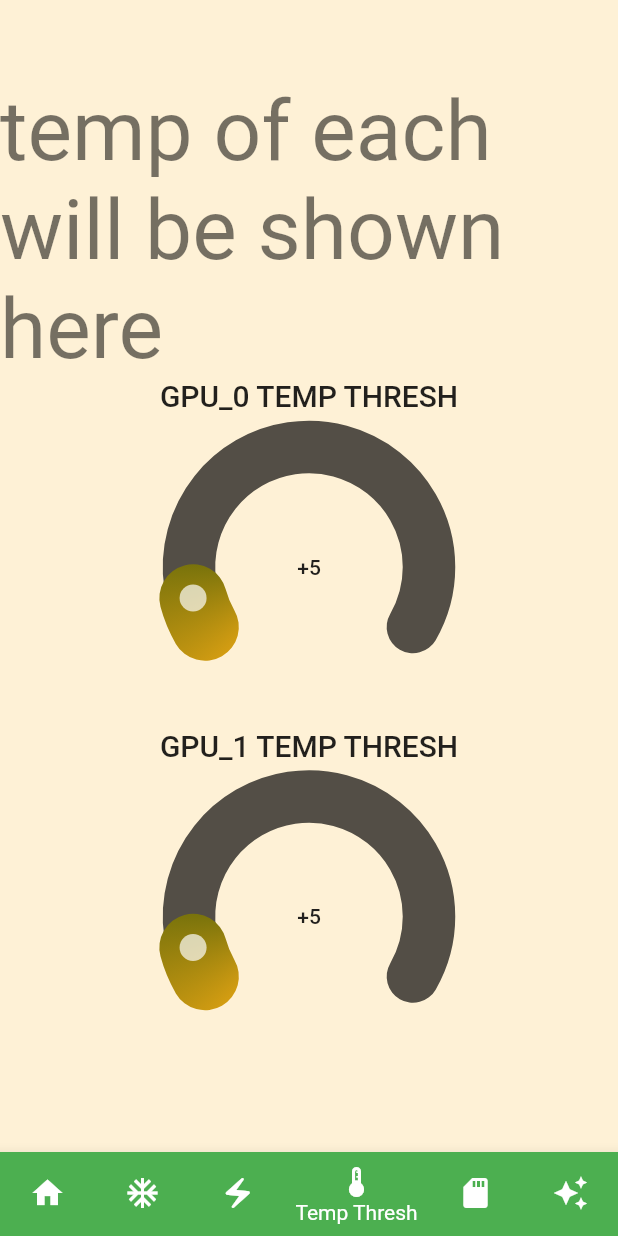
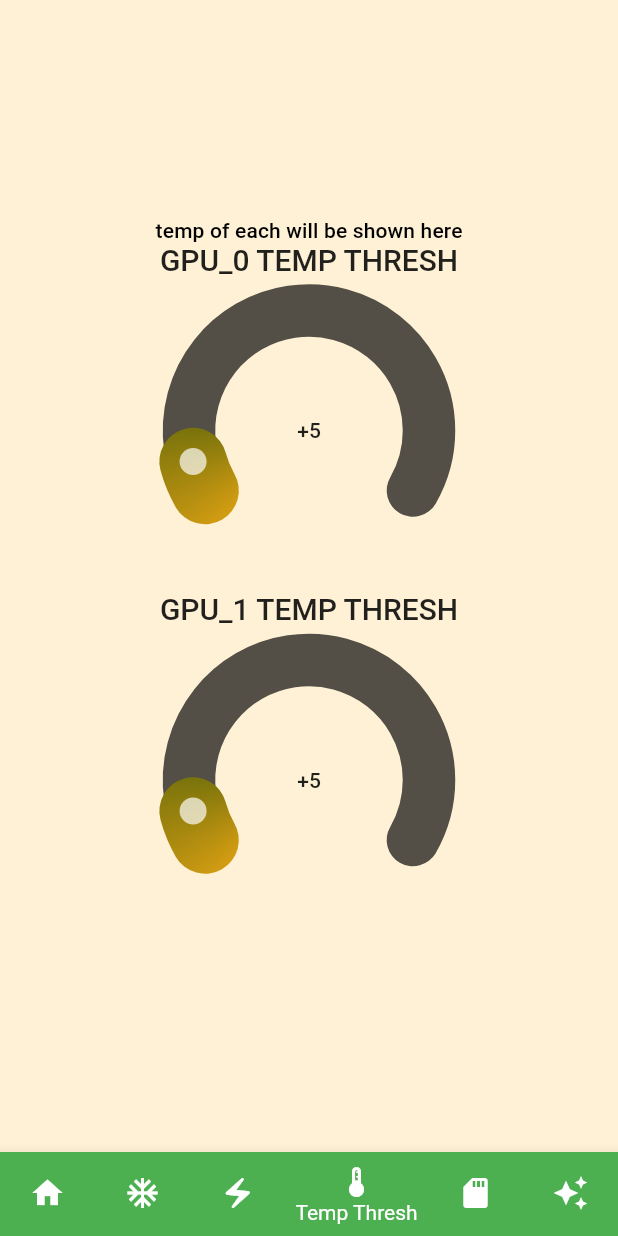
Before and after one commit to Tknott95/Aisling, a Flutter app: the screen it shows after launch, item 4 of the bottom bar chosen, on a phone screen of 412 x 824 dp. Run offline on Flutter 3.47's test engine with Material 2 defaults, Android fonts, the phone set to English and light mode, and no system bars; drawn by our look-alikes of sleek_circular_slider; our stand-ins replace flutter_spinkit, go_router; network calls fail.

```diff
--- a/aisling/lib/main.dart
+++ b/aisling/lib/main.dart
@@ -152,6 +152,10 @@ class MyApp extends StatelessWidget {
         // Notice that the counter didn't reset back to zero; the application
         // is not restarted.
         primarySwatch: Colors.blue,
+        // textTheme: Theme.of(context).textTheme.apply(
+        //   bodyColor: Colors.white,
+        //   displayColor: Colors.white
+        // ),
       ),
       // home: HomeScreen(title: 'the mobile mining ctrl'),
     );
--- a/aisling/lib/screens/temp_thresh/temp_thresh.screen.dart
+++ b/aisling/lib/screens/temp_thresh/temp_thresh.screen.dart
@@ -14,7 +14,7 @@ class TempThreshScreen extends StatelessWidget {
           children: [
             Text(
               'temp of each will be shown here',
-              style: Theme.of(context).textTheme.headline2
+              style: Theme.of(context).textTheme.titleSmall
             ),
             SliderWidgetTempThresh(gpuIndex: 0),
             SizedBox(height: 5),
--- a/aisling/lib/widgets/fans/fans.widget.dart
+++ b/aisling/lib/widgets/fans/fans.widget.dart
@@ -61,7 +61,7 @@ class _SliderWidgetStateFans extends State<SliderWidgetFans> {
           initialValue: 5,
           innerWidget: (sliderValue) => Center(
             child: Text(
-                        "+"+sliderValue.toStringAsFixed(0),
+                "+${sliderValue.toStringAsFixed(0)}",
                 style: Theme.of(context).textTheme.bodyText1,
               )
             ),
--- a/aisling/lib/widgets/graphics/graphics.widget.dart
+++ b/aisling/lib/widgets/graphics/graphics.widget.dart
@@ -53,7 +53,7 @@ class _SliderWidgetStateGraphics extends State<SliderWidgetGraphics> {
           initialValue: 5,
           innerWidget: (sliderValue) => Center(
             child: Text(
-                        "+"+sliderValue.toStringAsFixed(0),
+                "+${sliderValue.toStringAsFixed(0)}",
                 style: Theme.of(context).textTheme.bodyText1,
               )
             ),
--- a/aisling/lib/widgets/memory/memory.widget.dart
+++ b/aisling/lib/widgets/memory/memory.widget.dart
@@ -53,7 +53,7 @@ class _SliderWidgetStateMemory extends State<SliderWidgetMemory> {
           initialValue: 5,
           innerWidget: (sliderValue) => Center(
             child: Text(
-                "+"+sliderValue.toStringAsFixed(0),
+                "+${sliderValue.toStringAsFixed(0)}",
                 style: Theme.of(context).textTheme.bodyText1,
               )
             ),
--- a/aisling/lib/widgets/power_draw/power_draw.widget.dart
+++ b/aisling/lib/widgets/power_draw/power_draw.widget.dart
@@ -53,7 +53,7 @@ class _SliderWidgetStatePowerDraw extends State<SliderWidgetPowerDraw> {
           initialValue: 5,
           innerWidget: (sliderValue) => Center(
             child: Text(
-                "+"+sliderValue.toStringAsFixed(0),
+                "+${sliderValue.toStringAsFixed(0)}",
                 style: Theme.of(context).textTheme.bodyText1,
               )
             ),
--- a/aisling/lib/widgets/temp_thresh/temp_thresh.widget.dart
+++ b/aisling/lib/widgets/temp_thresh/temp_thresh.widget.dart
@@ -53,7 +53,7 @@ class _SliderWidgetStateTempThresh extends State<SliderWidgetTempThresh> {
           initialValue: 5,
           innerWidget: (sliderValue) => Center(
             child: Text(
-                "+"+sliderValue.toStringAsFixed(0),
+                "+${sliderValue.toStringAsFixed(0)}",
                 style: Theme.of(context).textTheme.bodyText1,
               )
             ),
```
Lines whose indentation alone changed are shown as unchanged.
